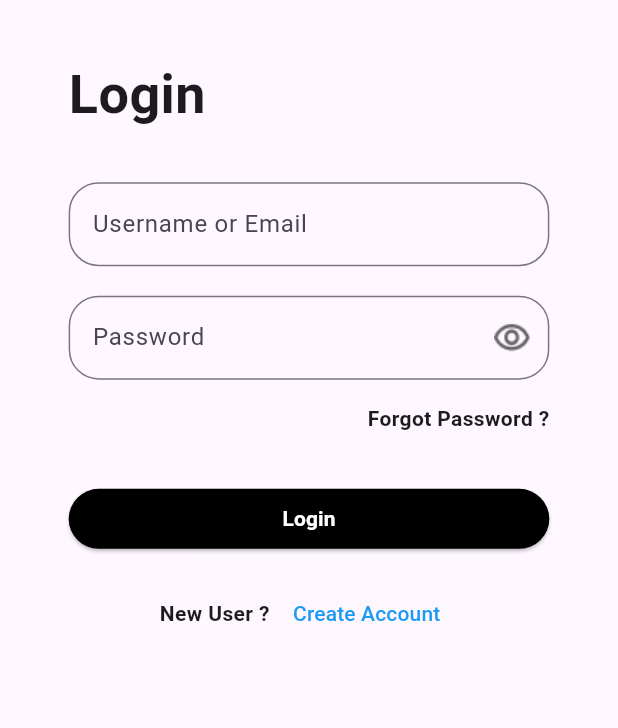
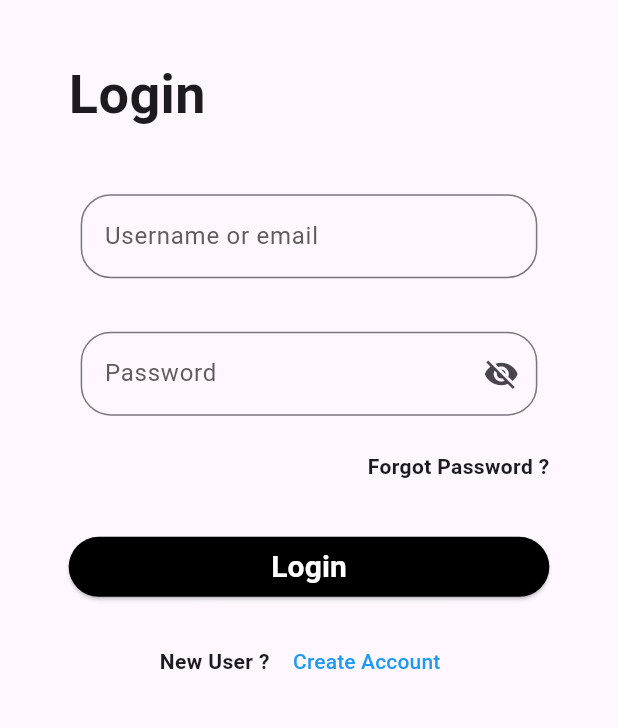
Before and after one commit to navaneeth0041/priyamvada_trial, a Flutter app: the screen it shows after launch, on a phone screen of 412 x 824 dp, the part 344-1072 px from its top. Run offline on Flutter 3.47's test engine with Material 3 defaults, Android fonts, the light colour scheme and no system bars.

Commit message:
reconstructed code using widgets

```diff
--- /dev/null
+++ b/t_1/lib/Constants/Colors.dart
@@ -0,0 +1,9 @@
+import 'package:flutter/material.dart';
+
+class AppColors{
+  static const Color whiteColor=Colors.white;
+  static const Color blackColor = Colors.black;
+  static const Color termsColor =  Color(0xFF1A99F5);
+  static const Color backgroundColor = Colors.white;
+  static const Color hintColor = Color(0xFF605C5C);
+}
--- /dev/null
+++ b/t_1/lib/Widgets/pass_form_field.dart
@@ -0,0 +1,52 @@
+import 'package:flutter/material.dart';
+import 'package:t_1/Constants/Colors.dart';
+class PassFormField extends StatefulWidget {
+  final String hintText;
+  final bool obscureText;
+  final IconData? suffixIcon;
+
+  const PassFormField({
+    super.key,
+    required this.hintText,
+    required this.obscureText,
+    this.suffixIcon,
+  });
+
+  @override
+  // ignore: library_private_types_in_public_api
+  _PassFormFieldState createState() => _PassFormFieldState();
+}
+
+class _PassFormFieldState extends State<PassFormField> {
+  bool _isObscure = true;
+
+  @override
+  Widget build(BuildContext context) {
+    return SizedBox(
+      width: MediaQuery.of(context).size.width,
+      child: Padding(
+        padding: const EdgeInsets.all(8.0),
+        child: TextFormField(
+          obscureText: _isObscure,
+          decoration: InputDecoration(
+            hintText: widget.hintText,
+            hintStyle: const TextStyle(color: AppColors.hintColor),
+            border: OutlineInputBorder(
+              borderRadius: BorderRadius.circular(20.0),
+            ),
+            suffixIcon: widget.suffixIcon != null
+                ? IconButton(
+                    icon: Icon(_isObscure ? Icons.visibility_off : Icons.visibility),
+                    onPressed: () {
+                      setState(() {
+                        _isObscure = !_isObscure;
+                      });
+                    },
+                  )
+                : null,
+          ),
+        ),
+      ),
+    );
+  }
+}
--- /dev/null
+++ b/t_1/lib/Widgets/rounded_button.dart
@@ -0,0 +1,18 @@
+import 'package:flutter/material.dart';
+import 'package:t_1/Constants/Colors.dart';
+
+class CircularButton extends StatelessWidget {
+  final String text;
+  const CircularButton({super.key, required this.text});
+
+  @override
+  Widget build(BuildContext context) {
+    return ElevatedButton(onPressed: (){},
+    style: ElevatedButton.styleFrom(backgroundColor: AppColors.blackColor,
+    shape: RoundedRectangleBorder(borderRadius: BorderRadius.circular(30))
+
+    ), child: Text(text, style: const TextStyle(color: AppColors.whiteColor, fontWeight: FontWeight.bold, fontSize: 20),),
+
+    );
+  }
+}
--- /dev/null
+++ b/t_1/lib/Widgets/text_form_field.dart
@@ -0,0 +1,36 @@
+import 'package:flutter/material.dart';
+import 'package:t_1/Constants/Colors.dart';
+
+class TxtFormField extends StatelessWidget {
+  final String hintText;
+  final bool obscureText;
+  final IconData? suffixIcon;
+
+   const TxtFormField({super.key, required this.hintText, required this.obscureText, this.suffixIcon});
+
+
+  @override
+  Widget build(BuildContext context) {
+
+    return SizedBox(
+      width: MediaQuery.of(context).size.width ,
+      child: Padding(
+        padding: const EdgeInsets.all(8.0),
+        child: TextFormField(
+           obscureText:obscureText,
+          decoration: InputDecoration(
+            hintText: hintText,
+            hintStyle: const TextStyle(color: AppColors.hintColor),
+
+            border: OutlineInputBorder(
+            borderRadius: BorderRadius.circular(20.0)),
+
+
+          ),
+        ),
+      ),
+
+    );
+  }
+
+}
--- a/t_1/lib/views/pre_auth/sign_in_view.dart
+++ b/t_1/lib/views/pre_auth/sign_in_view.dart
@@ -1,4 +1,8 @@
 import 'package:flutter/material.dart';
+import 'package:t_1/Constants/Colors.dart';
+import 'package:t_1/widgets/pass_form_field.dart';
+import 'package:t_1/widgets/rounded_button.dart';
+import 'package:t_1/widgets/text_form_field.dart';
 
 class Login extends StatefulWidget {
   const Login({super.key});
@@ -8,6 +12,7 @@ class Login extends StatefulWidget {
 }
 
 class _LoginState extends State<Login> {
+  final bool _isPasswordVisible=false;
   void somthing() {}
 
   @override
@@ -37,32 +42,13 @@ class _LoginState extends State<Login> {
               SizedBox(
                 height: MediaQuery.of(context).size.height / 25,
               ),
-              TextField(
-                controller: null,
-                decoration: InputDecoration(
-                    hintText: "Username or Email",
-                    // errorText: 'Username is required',
-                    border: OutlineInputBorder(
-                        borderRadius: BorderRadius.circular(20.0))),
-              ),
+              const TxtFormField(hintText: "Username or email", obscureText: false),
               SizedBox(
                 height: MediaQuery.of(context).size.height / 42,
               ),
-              TextField(
-                controller: null,
-                obscureText: true,
-                decoration: InputDecoration(
-                  hintText: "Password",
-                  // errorText: 'Password is required',
-                  border: OutlineInputBorder(
-                      borderRadius: BorderRadius.circular(20.0)),
-                  suffixIcon: Image.asset(
-                    "Assets/Remove red eye.png",
-                    height: MediaQuery.of(context).size.height / 40,
-                    width: MediaQuery.of(context).size.width / 15,
-                  ),
-                ),
-              ),
+              PassFormField(hintText: "Password", obscureText: !_isPasswordVisible,suffixIcon: _isPasswordVisible
+                                      ? Icons.visibility
+                                      : Icons.visibility_off,),
               SizedBox(
                 height: MediaQuery.of(context).size.height / 52,
               ),
@@ -78,22 +64,9 @@ class _LoginState extends State<Login> {
               SizedBox(
                 height: MediaQuery.of(context).size.height / 25,
               ),
-              SizedBox(
+              const SizedBox(
                 width: double.infinity,
-                child: ElevatedButton(
-                  onPressed: somthing,
-                  style: ElevatedButton.styleFrom(
-                    backgroundColor: Colors.black,
-                    shape: const RoundedRectangleBorder(
-                      borderRadius: BorderRadius.all(Radius.circular(30)),
-                    ),
-                  ),
-                  child: const Text(
-                    "Login",
-                    style: TextStyle(
-                        color: Colors.white, fontWeight: FontWeight.bold),
-                  ),
-                ),
+                child: CircularButton(text: "Login"),
               ),
               SizedBox(
                 height: MediaQuery.of(context).size.height / 55,
@@ -110,7 +83,7 @@ class _LoginState extends State<Login> {
                         onPressed: null,
                         child: Text(
                           " Create Account",
-                          style: TextStyle(color: Color(0xFF1A99F5)),
+                          style: TextStyle(color: AppColors.termsColor),
                         ))
                   ],
                 ),
```
